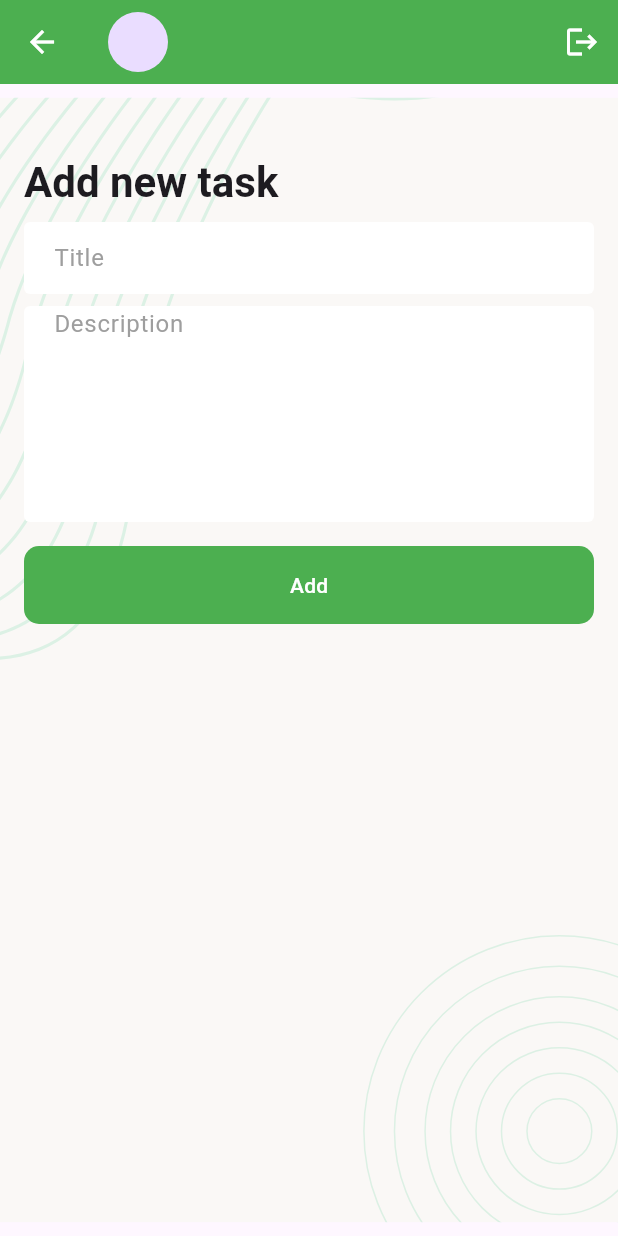
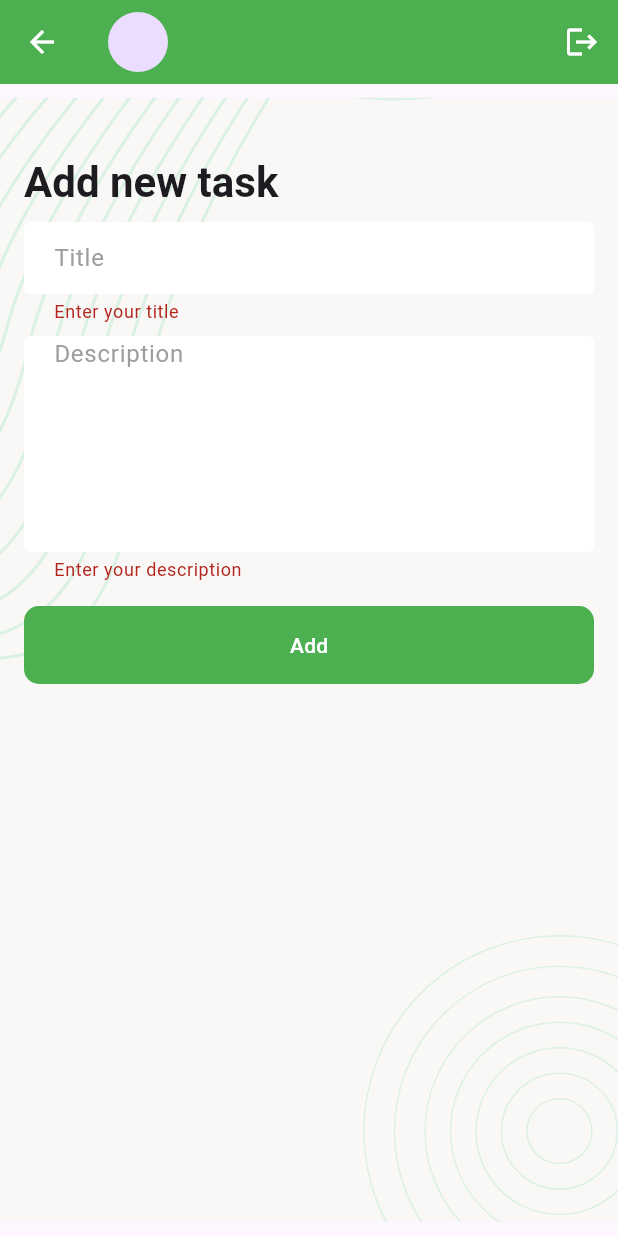
Before and after one commit to majidbhuiyan20/Task_Manager, a Flutter app: the AddNewTaskScreen screen opened by its route, after a tap on "Add", on a phone screen of 412 x 824 dp. Run offline on Flutter 3.47's test engine with Material 3 defaults, Android fonts, the phone set to English and light mode, and no system bars; our stand-ins replace email_validator, flutter_svg, image_picker, logger, pin_code_fields, shared_preferences; accounts and stored records are empty.

Commit message:
add new task api done

```diff
--- a/lib/data/utils/urls.dart
+++ b/lib/data/utils/urls.dart
@@ -3,4 +3,5 @@ class Urls{
 
   static const String registrationUrl = '$_baseUrl/Registration';
   static const String loginUrl = '$_baseUrl/Login';
+  static const String createTask = '$_baseUrl/createTask';
 }
--- a/lib/ui/screens/add_new_task_screen.dart
+++ b/lib/ui/screens/add_new_task_screen.dart
@@ -1,6 +1,10 @@
 import 'package:flutter/material.dart';
+import 'package:task_manager/data/services/api_caller.dart';
+import 'package:task_manager/data/utils/urls.dart';
 import 'package:task_manager/ui/widgets/Screen_Background.dart';
 import 'package:task_manager/ui/widgets/tm_app_bar.dart';
+
+import '../widgets/snack_bar_message.dart';
 
 class AddNewTaskScreen extends StatefulWidget {
   const AddNewTaskScreen({super.key});
@@ -14,47 +18,107 @@ class _AddNewTaskScreenState extends State<AddNewTaskScreen> {
   final TextEditingController _titleController = TextEditingController();
   final TextEditingController _descriptionController = TextEditingController();
   final GlobalKey<FormState> _formKey = GlobalKey<FormState>();
+
+  bool _addNewTaskInProgress = false;
+
   @override
   Widget build(BuildContext context) {
     return Scaffold(
-      appBar: TMAppBar(isAddNewTaskScreen: true,),
+      appBar: TMAppBar(isAddNewTaskScreen: true),
       body: ScreenBackground(
         child: SingleChildScrollView(
-          child: Padding(padding: EdgeInsets.all(16),
-          child: Form(
-            key: _formKey,
-            child: Column(
-              crossAxisAlignment: CrossAxisAlignment.start,
+          child: Padding(
+            padding: EdgeInsets.all(16),
+            child: Form(
+              autovalidateMode: AutovalidateMode.onUserInteraction,
+              key: _formKey,
+              child: Column(
+                crossAxisAlignment: CrossAxisAlignment.start,
                 children: [
-                  SizedBox(height: 32,),
-                  Text("Add new task", style: Theme.of(context).textTheme.titleLarge,),
-                  SizedBox(height: 8,),
+                  SizedBox(height: 32),
+                  Text(
+                    "Add new task",
+                    style: Theme.of(context).textTheme.titleLarge,
+                  ),
+                  SizedBox(height: 8),
                   TextFormField(
                     controller: _titleController,
                     textInputAction: TextInputAction.next,
-                    decoration: InputDecoration(
-                      hintText: "Title",
-                    ),
+                    decoration: InputDecoration(hintText: "Title"),
+                    validator: (String? value) {
+                      if (value?.trim().isEmpty ?? true) {
+                        return 'Enter your title';
+                      }
+                      return null;
+                    },
                   ),
-                  SizedBox(height: 8,),
+                  SizedBox(height: 8),
                   TextFormField(
                     controller: _descriptionController,
                     maxLines: 6,
-                    decoration: InputDecoration(
-                      hintText: "Description",
+                    decoration: InputDecoration(hintText: "Description"),
+                    validator: (String? value) {
+                      if (value?.trim().isEmpty ?? true) {
+                        return 'Enter your description';
+                      }
+                      return null;
+                    },
+                  ),
+                  SizedBox(height: 16),
+                  Visibility(
+                    visible: _addNewTaskInProgress == false,
+                    replacement: Center(
+                      child: CircularProgressIndicator(),
+                    ),
+                    child: FilledButton(
+                      onPressed: _onTapAddButton,
+                      child: Text("Add"),
                     ),
                   ),
-                  SizedBox(height: 16,),
-                  FilledButton(onPressed: (){}, child: Text("Add")),
                 ],
+              ),
             ),
           ),
-          ),
-
         ),
       ),
     );
   }
+
+  void _onTapAddButton() {
+    if (_formKey.currentState!.validate()) {
+      _addNewTask();
+    }
+  }
+
+  Future<void> _addNewTask() async {
+    _addNewTaskInProgress = true;
+    setState(() {});
+
+    Map<String, dynamic> bodyRequest = {
+      "title": _titleController.text.trim(),
+      "description": _descriptionController.text.trim(),
+      "status": "New",
+    };
+
+    ApiResponse response = await ApiCaller.postRequest(
+      url: Urls.createTask,
+      body: bodyRequest,
+    );
+    _addNewTaskInProgress = false;
+    setState(() {});
+    if (response.isSuccess) {
+      _clearTextField();
+      showSnackBarMessage(context, "Task added successfully", Colors.green);
+    } else {
+      showSnackBarMessage(context, response.errorMessage!, Colors.red);
+    }
+  }
+
+  void _clearTextField() {
+    _titleController.clear();
+    _descriptionController.clear();
+  }
+
   @override
   void dispose() {
     _titleController.dispose();
```
Also changed, not shown: lib/data/services/api_caller.dart (+8 -3 lines).
